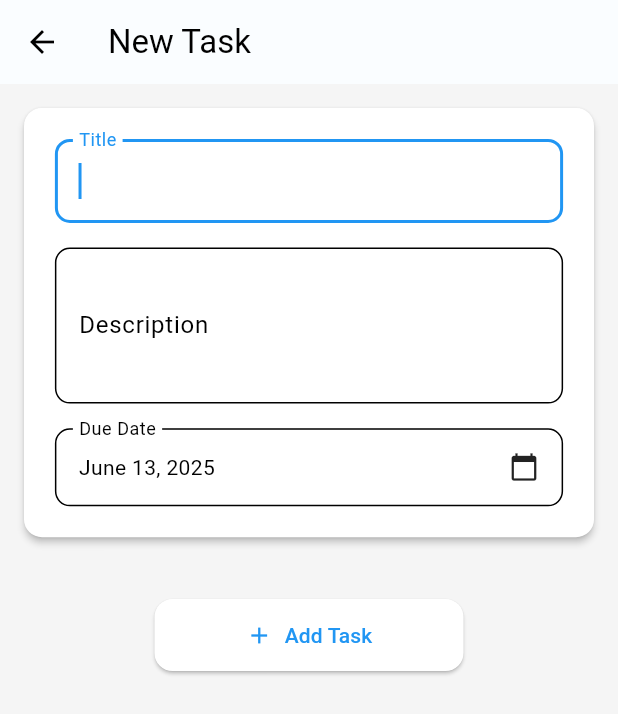
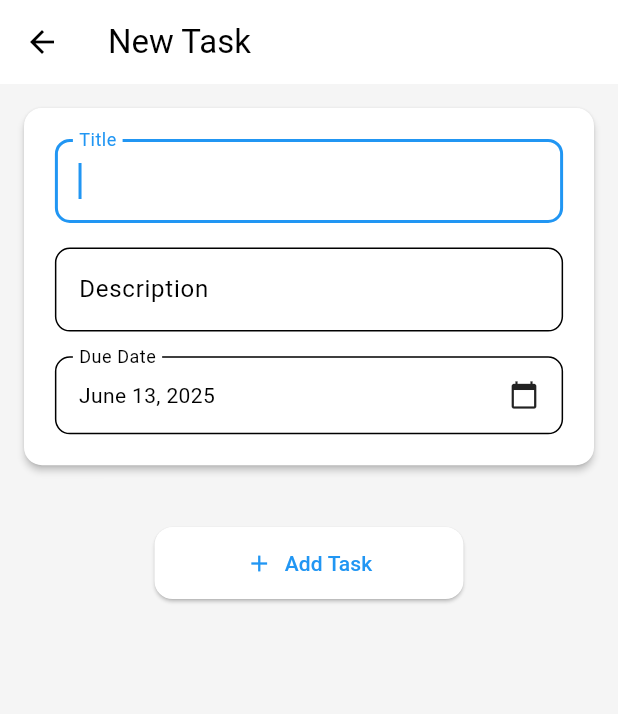
Before and after one commit to rafeywaleed/TaskMate, a Flutter app: the screen it shows after launch, after a tap on the "add" icon, on a phone screen of 412 x 824 dp. Shown: the top 714 px of the screen. Run offline on Flutter 3.47's test engine with Material 3 defaults, Android fonts, the phone set to English and light mode, and no system bars; our stand-ins replace shared_preferences.

Commit message:
minor UI changes

```diff
--- a/lib/screens/add_task_screen.dart
+++ b/lib/screens/add_task_screen.dart
@@ -54,8 +54,9 @@ class _AddTaskScreenState extends State<AddTaskScreen> {
 
     return Scaffold(
       appBar: AppBar(
+        scrolledUnderElevation: 0,
         title: const Text('New Task'),
-        elevation: 0.5,
+        elevation: 0,
       ),
       backgroundColor: Colors.grey[100],
       body: SingleChildScrollView(
@@ -94,7 +95,8 @@ class _AddTaskScreenState extends State<AddTaskScreen> {
                             borderRadius: BorderRadius.circular(10),
                           ),
                         ),
-                        maxLines: 3,
+                        minLines: 1,
+                        maxLines: 8,
                         onSaved: (val) => description = val ?? '',
                       ),
                       SizedBox(height: height * 0.02),
--- a/lib/screens/home_screen.dart
+++ b/lib/screens/home_screen.dart
@@ -17,6 +17,8 @@ class HomeScreen extends StatelessWidget {
 
     return Scaffold(
       appBar: AppBar(
+        elevation: 0,
+        scrolledUnderElevation: 0,
         title: const Text('TaskMate',
             style: TextStyle(fontWeight: FontWeight.bold)),
         leading: const Icon(Icons.add_task_rounded, color: Colors.black54),
--- a/lib/viewmodels/task_view_model.dart
+++ b/lib/viewmodels/task_view_model.dart
@@ -6,6 +6,7 @@ import '../models/task.dart';
 class TaskViewModel extends ChangeNotifier {
   List<Task> tasks = [];
 
+  // Load tasks from SharedPreferences
   Future<void> loadTasks() async {
     final prefs = await SharedPreferences.getInstance();
     final data = prefs.getStringList('tasks') ?? [];
@@ -13,24 +14,28 @@ class TaskViewModel extends ChangeNotifier {
     notifyListeners();
   }
 
+  // Save tasks to SharedPreferences
   Future<void> saveTasks() async {
     final prefs = await SharedPreferences.getInstance();
     final data = tasks.map((t) => json.encode(t.toJson())).toList();
     await prefs.setStringList('tasks', data);
   }
 
+  // Adds a new task
   void addTask(Task task) {
     tasks.add(task);
     saveTasks();
     notifyListeners();
   }
 
+  //Deletes a task by index
   void deleteTask(int index, BuildContext context) {
     tasks.removeAt(index);
     saveTasks();
     notifyListeners();
   }
 
+  // change completion status
   void toggleComplete(int index) {
     tasks[index].isCompleted = !tasks[index].isCompleted;
     saveTasks();
```
